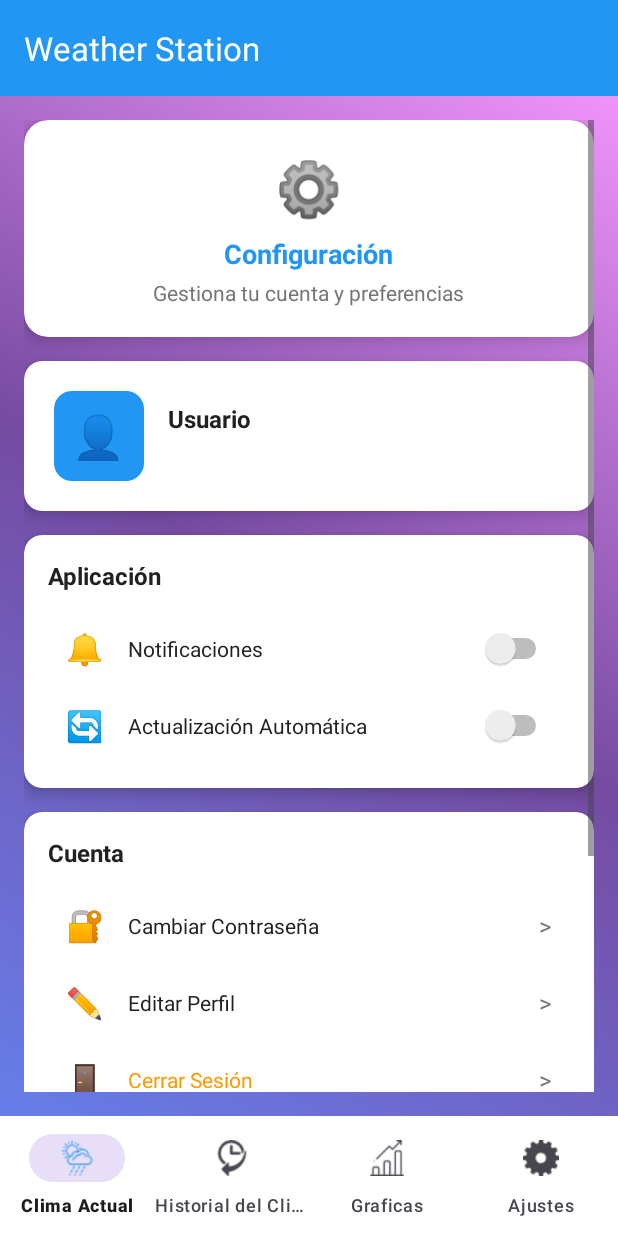
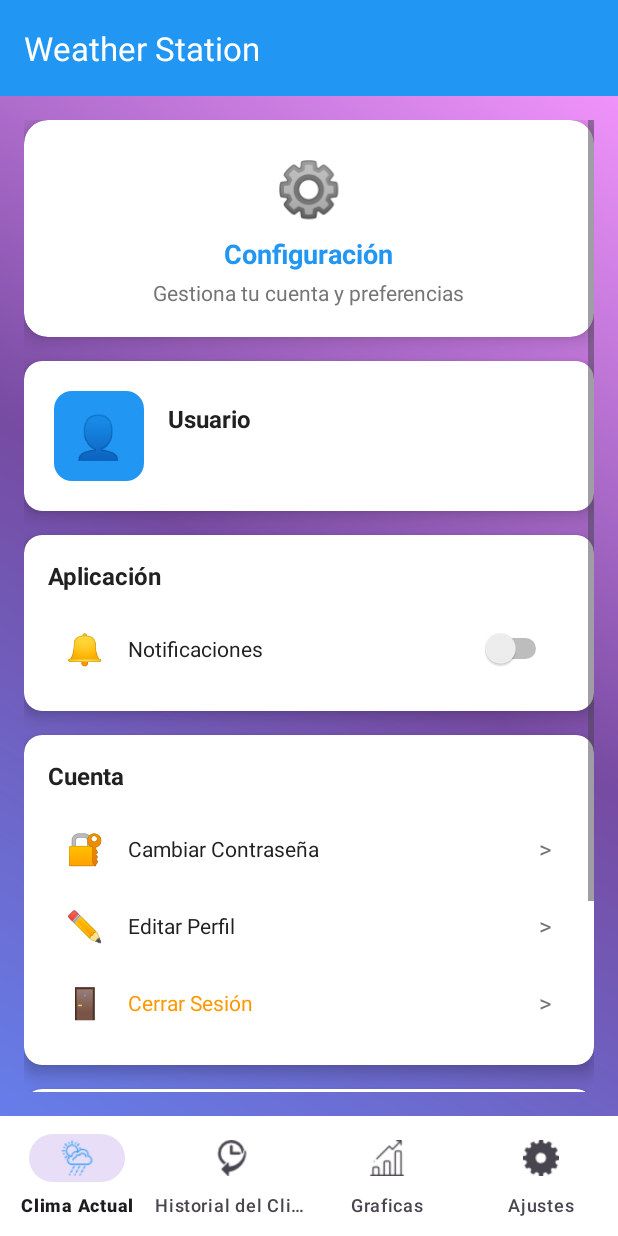
Before and after one commit to Hieloeston235/SensorReaders, an Android app: the fragment AjustesFragment placed in its activity, on a phone screen of 412 x 824 dp. Run offline under Robolectric (Android 15) with nearby library versions, the phone set to English and light mode, and no system bars; our stand-ins replace Firebase (no records; nobody signed in at launch, a user with empty details on screens opened directly), Room's generated code; libraries missing offline, so code that uses them is left out: com.github.mikephil.charting, com.itextpdf.text, org.apache.poi; 12 statements that could not run were skipped.

Commit message:
quitando opcion del menu de la vista fragment_ajustes.xml

```diff
--- a/app/src/main/res/layout/fragment_ajustes.xml
+++ b/app/src/main/res/layout/fragment_ajustes.xml
@@ -169,40 +169,6 @@
 
                     <Switch
                         android:id="@+id/switchNotificaciones"
-                        android:layout_width="wrap_content"
-                        android:layout_height="wrap_content"
-                        android:checked="true" />
-
-                </LinearLayout>
-
-                <!-- Opción Actualización Automática -->
-                <LinearLayout
-                    android:layout_width="match_parent"
-                    android:layout_height="wrap_content"
-                    android:orientation="horizontal"
-                    android:gravity="center_vertical"
-                    android:padding="12dp"
-                    android:background="?android:attr/selectableItemBackground"
-                    android:clickable="true"
-                    android:focusable="true">
-
-                    <TextView
-                        android:layout_width="wrap_content"
-                        android:layout_height="wrap_content"
-                        android:text="🔄"
-                        android:textSize="20sp"
-                        android:layout_marginEnd="16dp" />
-
-                    <TextView
-                        android:layout_width="0dp"
-                        android:layout_height="wrap_content"
-                        android:layout_weight="1"
-                        android:text="Actualización Automática"
-                        android:textSize="14sp"
-                        android:textColor="@color/text_primary" />
-
-                    <Switch
-                        android:id="@+id/switchActualizacion"
                         android:layout_width="wrap_content"
                         android:layout_height="wrap_content"
                         android:checked="true" />
```
